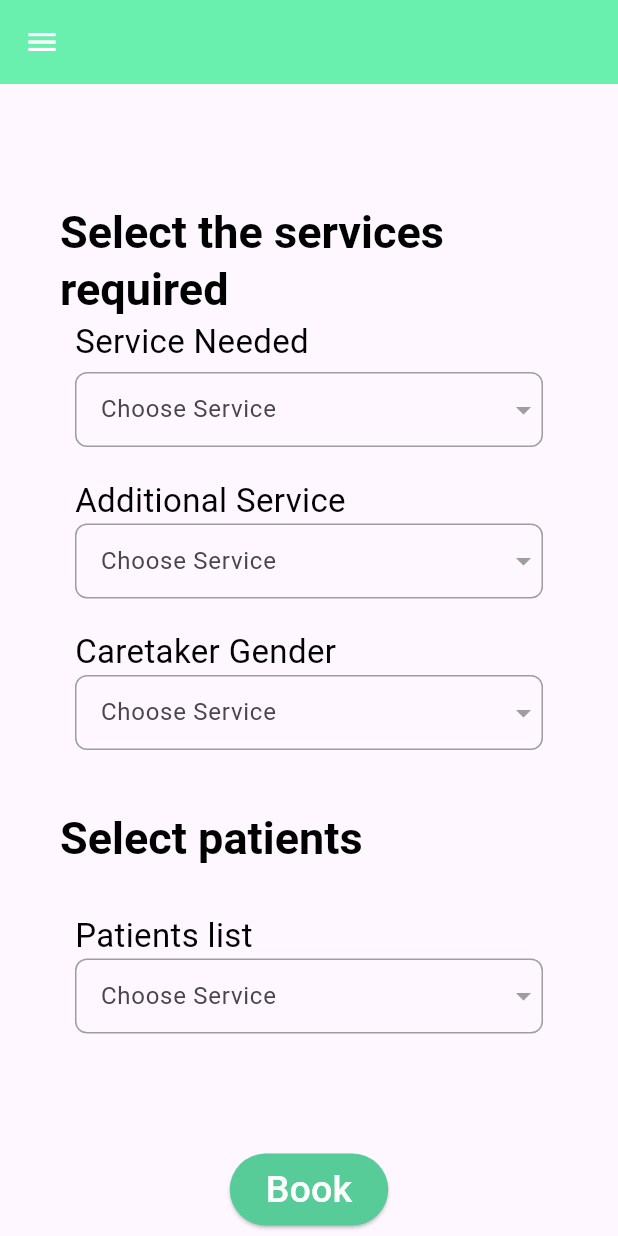
After one commit to adi0213/Karuthal_Customer, a Flutter app: the BookService screen opened directly, on a phone screen of 412 x 824 dp. The commit adds this screen. Run offline on Flutter 3.47's test engine with Material 3 defaults, Android fonts, the phone set to English and light mode, and no system bars; our stand-ins replace google_fonts; Roboto replaces fonts that are missing (Signika).

Commit message:
made changes

```diff
--- /dev/null
+++ b/lib/BookServices/Booking.dart
@@ -0,0 +1,115 @@
+import 'package:chilla_customer/BookServices/AdditionalService.dart';
+import 'package:chilla_customer/BookServices/ServieceNeeded.dart';
+
+import 'package:chilla_customer/dashboard.dart';
+
+import 'package:flutter/material.dart';
+import 'package:google_fonts/google_fonts.dart';
+
+class BookService extends StatefulWidget {
+  const BookService({super.key});
+
+  @override
+  State<BookService> createState() => _BookServiceState();
+}
+
+class _BookServiceState extends State<BookService> {
+  @override
+  Widget build(BuildContext context) {
+    return SafeArea(
+      child: Scaffold(
+        appBar: AppBar(
+            backgroundColor: Colors.greenAccent,
+            iconTheme: IconThemeData(color: Colors.white)),
+        drawer: Drawer(),
+        body: SingleChildScrollView(
+          child: Padding(
+            padding: const EdgeInsets.all(40.0),
+            child: Column(
+              crossAxisAlignment: CrossAxisAlignment.start,
+              children: [
+                SizedBox(height: 40),
+                Text(
+                  'Select the services required',
+                  style: Theme.of(context).textTheme.headlineLarge?.copyWith(
+                        color: Colors.black,
+                        fontFamily: GoogleFonts.anekGurmukhi().fontFamily,
+                        fontWeight: FontWeight.bold,
+                        fontSize: 30,
+                      ),
+                ),
+                _buildLabelText(context, "Service Needed"),
+                SizedBox(
+                  height: 5,
+                ),
+                ServieceNeeded(),
+                SizedBox(height: 20),
+                _buildLabelText(context, "Additional Service"),
+                AdditionalService(),
+                SizedBox(height: 20),
+                _buildLabelText(context, "Caretaker Gender"),
+                AdditionalService(),
+                SizedBox(
+                  height: 40,
+                ),
+                Text(
+                  'Select patients',
+                  style: Theme.of(context).textTheme.headlineLarge?.copyWith(
+                        color: Colors.black,
+                        fontFamily: GoogleFonts.anekGurmukhi().fontFamily,
+                        fontWeight: FontWeight.bold,
+                        fontSize: 30,
+                      ),
+                ),
+                SizedBox(height: 30),
+                _buildLabelText(context, "Patients list"),
+                AdditionalService(),
+                SizedBox(height: 80),
+                Center(
+                  child: SizedBox(
+                    height: 48.0,
+                    child: ElevatedButton(
+                      style: ElevatedButton.styleFrom(
+                        backgroundColor: const Color(0xFF57CC99),
+                      ),
+                      onPressed: () {
+                        Navigator.push(
+                            context,
+                            MaterialPageRoute(
+                              builder: (context) => Dashboard(
+                                  email: "", token: "", customerId: 6),
+                            ));
+                      },
+                      child: Text(
+                        "Book",
+                        style: TextStyle(
+                          color: Colors.white,
+                          fontSize: 25,
+                          fontFamily: GoogleFonts.signika().fontFamily,
+                        ),
+                      ),
+                    ),
+                  ),
+                ),
+              ],
+            ),
+          ),
+        ),
+      ),
+    );
+  }
+}
+
+Widget _buildLabelText(BuildContext context, String labelText) {
+  return Padding(
+    padding: const EdgeInsets.symmetric(horizontal: 10.0),
+    child: Text(
+      labelText,
+      style: TextStyle(
+        color: Colors.black,
+        fontSize: 22,
+        fontFamily: GoogleFonts.roboto().fontFamily,
+      ),
+    ),
+  );
+}
--- a/lib/PatientEnrollment/ServieceNeeded.dart
+++ b/lib/BookServices/ServieceNeeded.dart
@@ -1,9 +1,7 @@
 import 'package:flutter/material.dart';
 
 class ServieceNeeded extends StatefulWidget {
-  final Function(String selected) onSelectionChanged;
-
-  const ServieceNeeded({super.key, required this.onSelectionChanged});
+  const ServieceNeeded({super.key});
 
   @override
   _ServieceNeeded createState() => _ServieceNeeded();
@@ -22,8 +20,6 @@ class _ServieceNeeded extends State<ServieceNeeded> {
           TextSelection.fromPosition(TextPosition(offset: hintText.length));
       _isExpanded = false;
     });
-
-    widget.onSelectionChanged(hintText);
   }
 
   @override
--- a/lib/CreateAccount.dart
+++ b/lib/CreateAccount.dart
@@ -11,7 +11,7 @@ import 'package:google_fonts/google_fonts.dart';
 
 class CreateAccount extends StatefulWidget {
   static String bearerToken = "";
-  static String customerId = "";
+  static int customerId = -1;
   const CreateAccount({super.key});
 
   @override
@@ -102,8 +102,7 @@ class _CreateAccountState extends State<CreateAccount> {
         final responseData = json.decode(response.body);
         CreateAccount.bearerToken = responseData['authtoken'];
         print(CreateAccount.bearerToken);
-        CreateAccount.customerId =
-            (await getCustomerId(response.body)) as String;
+        CreateAccount.customerId = await getCustomerId(response.body);
         Navigator.pushReplacement(
           context,
           MaterialPageRoute(
--- a/lib/CustomerRegistration.dart
+++ b/lib/CustomerRegistration.dart
@@ -8,7 +8,7 @@ import 'package:http/http.dart' as http;
 class Customerregistration extends StatefulWidget {
   final String email;
   final String token;
-  final String customerId;
+  final int customerId;
   const Customerregistration(
       {super.key,
       required this.email,
--- a/lib/Login.dart
+++ b/lib/Login.dart
@@ -9,8 +9,7 @@ import 'package:http/http.dart' as http;
 
 class Login extends StatefulWidget {
   static String bearerToken = "";
-
-  static int customerId = 0;
+  static int customerId = -1;
 
   const Login({super.key});
 
@@ -66,7 +65,7 @@ class _LoginState extends State<Login> {
       if (response.statusCode == 200) {
         final responseData = json.decode(response.body);
         Login.bearerToken = responseData['authtoken'];
-        Login.customerId = (await getCustomerId(response.body));
+        Login.customerId = await getCustomerId(response.body);
         Navigator.pushReplacement(
           context,
           MaterialPageRoute(
--- a/lib/PatientEnrollment/PatientEnroll.dart
+++ b/lib/PatientEnroll.dart
@@ -7,7 +7,7 @@ import 'package:google_fonts/google_fonts.dart';
 class Patientenroll extends StatefulWidget {
   final String email;
   final String token;
-  final String customerId;
+  final int customerId;
   const Patientenroll(
       {super.key,
       required this.email,
--- a/lib/feedback.dart
+++ b/lib/feedback.dart
@@ -7,7 +7,7 @@ import 'package:google_fonts/google_fonts.dart';
 class FeedbackPage extends StatefulWidget {
   final String email;
   final String token;
-  final String customerId;
+  final int customerId;
   const FeedbackPage(
       {super.key,
       required this.email,
```
Also changed, not shown: lib/dashboard.dart (+25 -5 lines), lib/BookServices/AdditionalService.dart (renamed from lib/PatientEnrollment/AdditionalService.dart).
